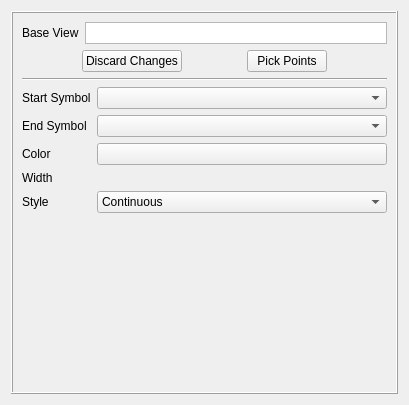
Old version of the form src/Mod/TechDraw/Gui/TaskLeaderLine.ui in the repository berndhahnebach/All_FreeCAD.
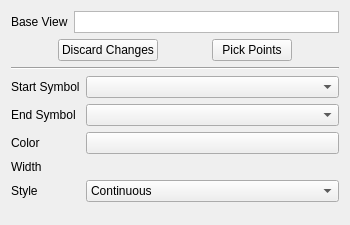
New version of the form. Icons and pictures are not drawn. Custom widgets are drawn as their Qt base class.

Commit message:
[TD] fix LeaderLine dialog
- remove unnecessary layouts and avoid vertical whitespace

Patch:
```diff
--- a/src/Mod/TechDraw/Gui/TaskLeaderLine.ui
+++ b/src/Mod/TechDraw/Gui/TaskLeaderLine.ui
@@ -6,12 +6,12 @@
    <rect>
     <x>0</x>
     <y>0</y>
-    <width>409</width>
-    <height>405</height>
+    <width>350</width>
+    <height>225</height>
    </rect>
   </property>
   <property name="sizePolicy">
-   <sizepolicy hsizetype="Fixed" vsizetype="Expanding">
+   <sizepolicy hsizetype="Fixed" vsizetype="Preferred">
     <horstretch>0</horstretch>
     <verstretch>0</verstretch>
    </sizepolicy>
@@ -29,24 +29,7 @@
    <iconset resource="Resources/TechDraw.qrc">
     <normaloff>:/icons/actions/techdraw-LeaderLine.svg</normaloff>:/icons/actions/techdraw-LeaderLine.svg</iconset>
   </property>
-  <layout class="QVBoxLayout" name="verticalLayout_2">
-   <item>
-    <widget class="QFrame" name="frame">
-     <property name="sizePolicy">
-      <sizepolicy hsizetype="Expanding" vsizetype="Expanding">
-       <horstretch>0</horstretch>
-       <verstretch>0</verstretch>
-      </sizepolicy>
-     </property>
-     <property name="frameShape">
-      <enum>QFrame::Box</enum>
-     </property>
-     <property name="frameShadow">
-      <enum>QFrame::Raised</enum>
-     </property>
-     <layout class="QVBoxLayout" name="verticalLayout_3">
-      <item>
-       <layout class="QVBoxLayout" name="verticalLayout_4">
+  <layout class="QVBoxLayout" name="verticalLayout">
         <item>
          <layout class="QGridLayout" name="gridLayout">
           <item row="0" column="0">
@@ -303,27 +286,6 @@
            </widget>
           </item>
          </layout>
-        </item>
-        <item>
-         <layout class="QVBoxLayout" name="verticalLayout"/>
-        </item>
-       </layout>
-      </item>
-      <item>
-       <spacer name="verticalSpacer">
-        <property name="orientation">
-         <enum>Qt::Vertical</enum>
-        </property>
-        <property name="sizeHint" stdset="0">
-         <size>
-          <width>20</width>
-          <height>40</height>
-         </size>
-        </property>
-       </spacer>
-      </item>
-     </layout>
-    </widget>
    </item>
   </layout>
  </widget>
```
Lines whose indentation alone changed are shown as unchanged.
